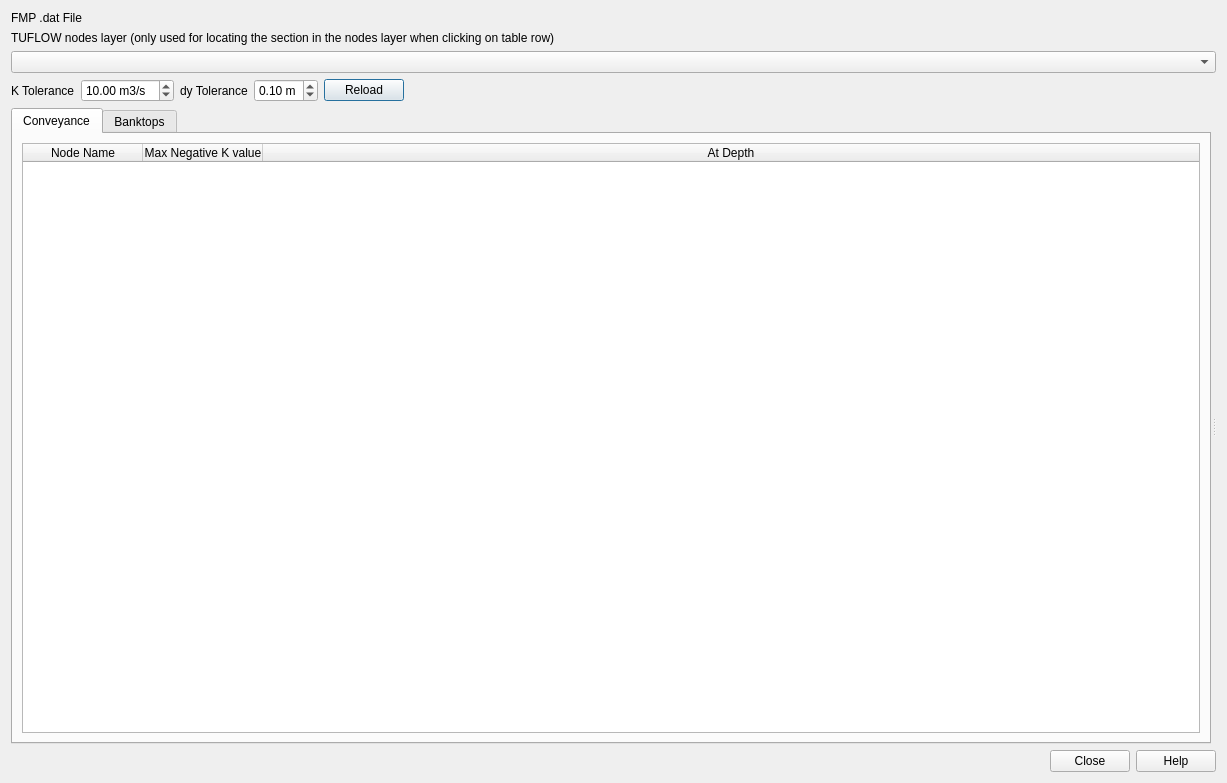
Qt form mod_check/forms/ui_fmpsectionproperty_check_dialog.ui (duncan-r/ModCheck) before a commit.
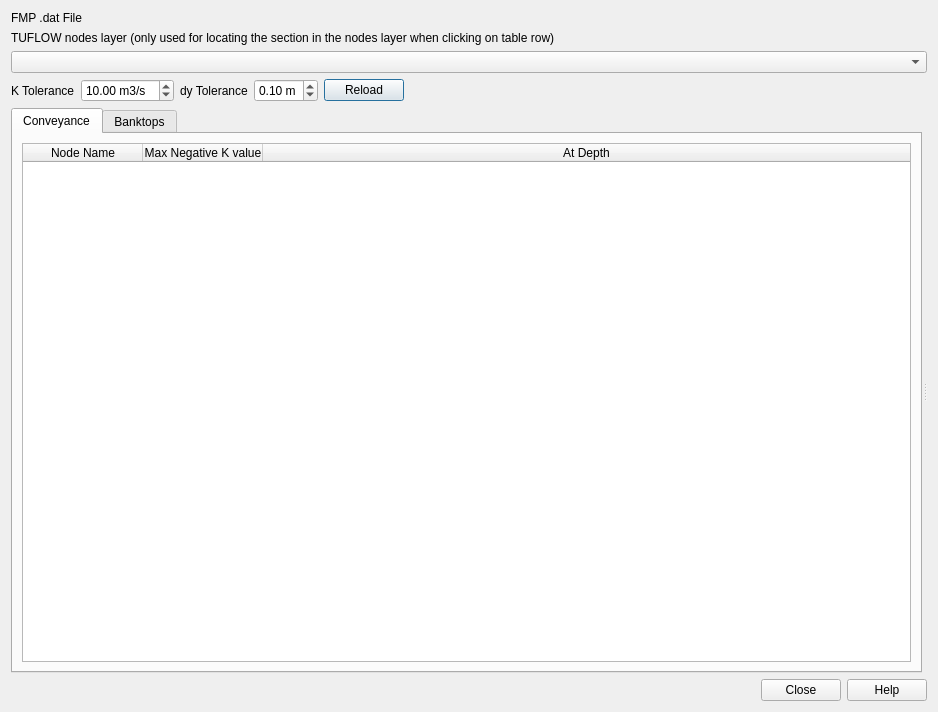
The same form after that commit. The open tabs and pages were chosen to show the change. Custom widgets are drawn as their Qt base class.

The edit to the form file:
```diff
--- a/mod_check/forms/ui_fmpsectionproperty_check_dialog.ui
+++ b/mod_check/forms/ui_fmpsectionproperty_check_dialog.ui
@@ -6,8 +6,8 @@
    <rect>
     <x>0</x>
     <y>0</y>
-    <width>1227</width>
-    <height>783</height>
+    <width>938</width>
+    <height>712</height>
    </rect>
   </property>
   <property name="windowTitle">
```
Left out of the diff: 2 changed lines with no effect on the pictures.
